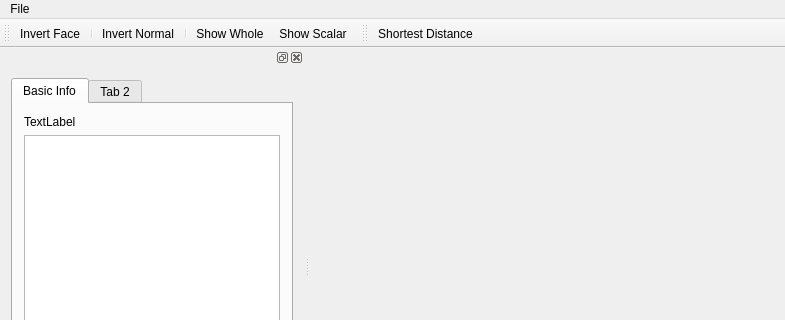
Above: demos/view_mesh_jqglviewer/meshviewer.ui from vivzqs/jjcao-code before the change; both pictures show x 0 to 785 and y 0 to 320 of the 785 by 506 pixel window. Below: the same form after it.
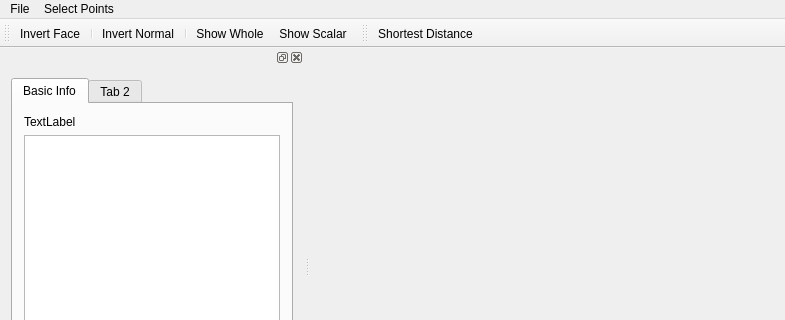
That is the form after the change. Icons and pictures are not drawn. Custom widgets are drawn as their Qt base class.

```diff
--- a/demos/view_mesh_jqglviewer/meshviewer.ui
+++ b/demos/view_mesh_jqglviewer/meshviewer.ui
@@ -35,7 +35,17 @@
     </property>
     <addaction name="actionOpen"/>
    </widget>
+   <widget class="QMenu" name="menuSelect_Points">
+    <property name="title">
+     <string>Select Points</string>
+    </property>
+    <addaction name="actionClear_selected"/>
+    <addaction name="actionInvert_selected"/>
+    <addaction name="separator"/>
+    <addaction name="actionSave_selected"/>
+   </widget>
    <addaction name="menuFile"/>
+   <addaction name="menuSelect_Points"/>
   </widget>
   <widget class="QToolBar" name="toolBar1">
    <attribute name="toolBarArea">
```
Left out of the diff: 15 changed lines with no effect on the pictures.
